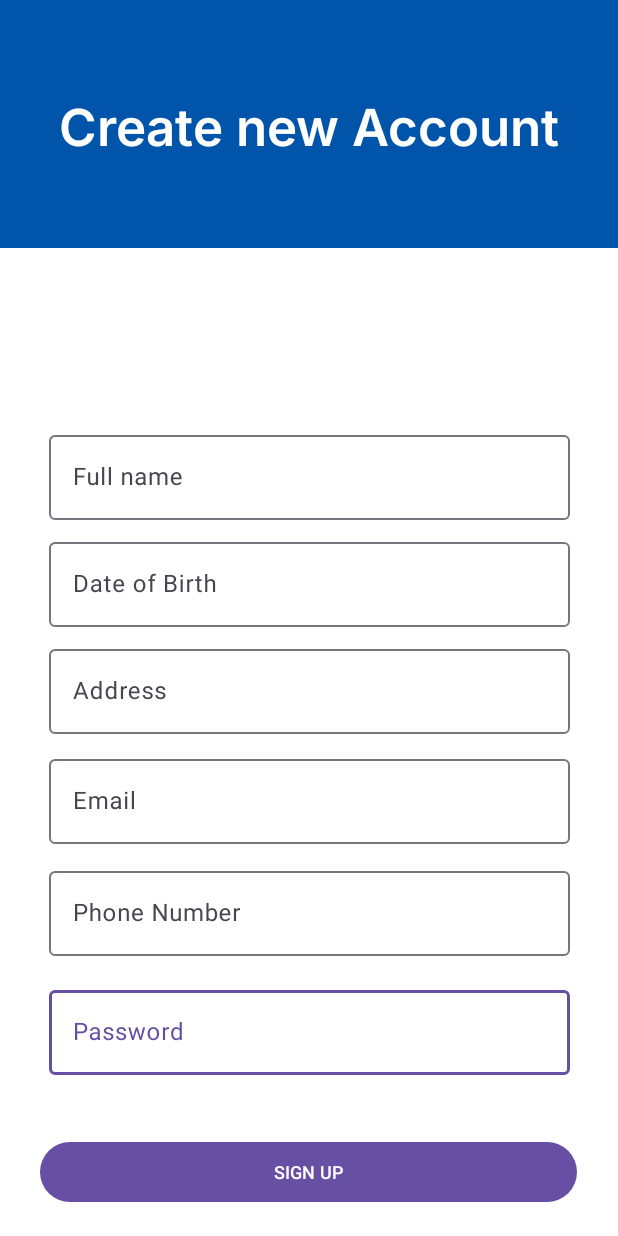
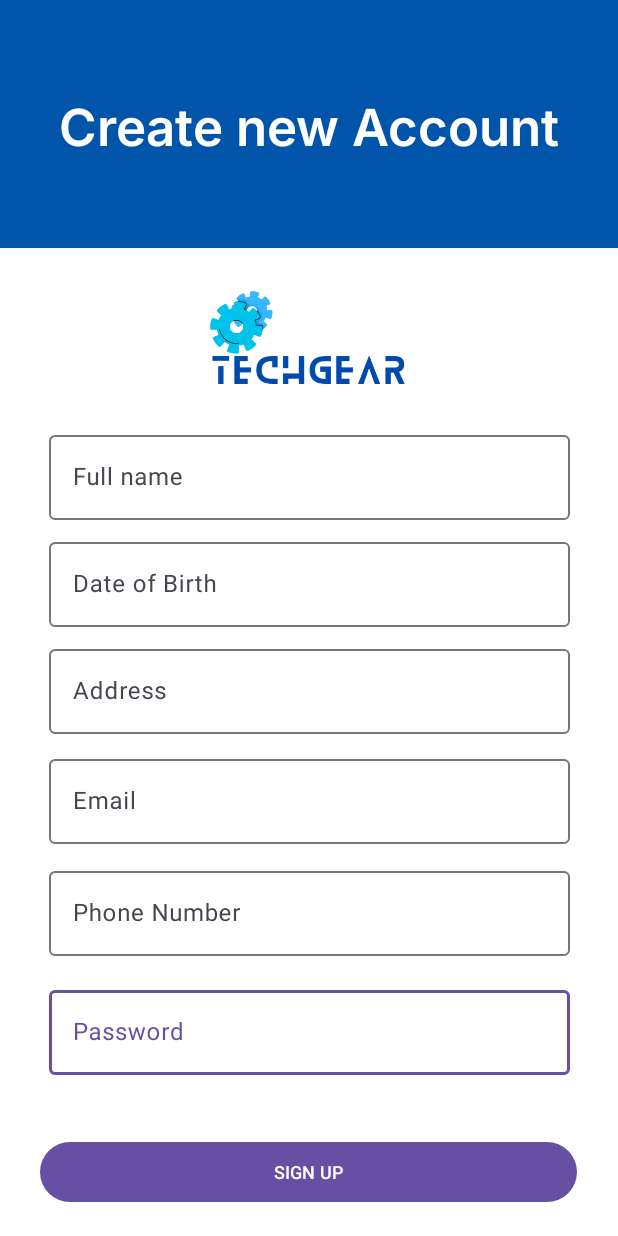
Before and after one commit to AXEL-11/ProjectAppDev, an Android app: the Registration screen opened directly, with no data from a screen before it, on a phone screen of 412 x 824 dp. Run offline under Robolectric (Android 15) with nearby library versions, the phone set to English and light mode, and no system bars.

```diff
--- a/app/src/main/res/layout/activity_registration.xml
+++ b/app/src/main/res/layout/activity_registration.xml
@@ -7,6 +7,17 @@
     android:layout_height="match_parent"
     android:background="#ffff"
     tools:context=".MainActivity">
+
+    <ImageView
+        android:id="@+id/imageView5"
+        android:layout_width="217dp"
+        android:layout_height="166dp"
+        android:src="@drawable/logotg"
+        app:layout_constraintBottom_toBottomOf="parent"
+        app:layout_constraintEnd_toEndOf="parent"
+        app:layout_constraintStart_toStartOf="parent"
+        app:layout_constraintTop_toTopOf="parent"
+        app:layout_constraintVertical_bias="0.24000001" />
 
     <com.google.android.material.textfield.TextInputLayout
         android:id="@+id/login_password_edit_text"
@@ -91,6 +102,7 @@
     </com.google.android.material.textfield.TextInputLayout>
 
     <com.google.android.material.textfield.TextInputLayout
+        android:id="@+id/textInputLayout4"
         style="@style/Widget.Material3.TextInputEditText.OutlinedBox"
         android:layout_width="379dp"
         android:layout_height="102dp"
@@ -150,6 +162,7 @@
             android:hint="Full name"
             android:maxLines="1"
             tools:ignore="HardcodedText" />
+
     </com.google.android.material.textfield.TextInputLayout>
 
     <Button
```
